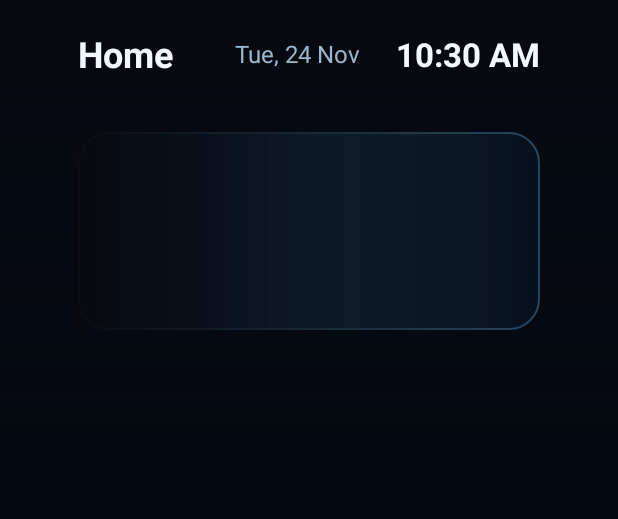
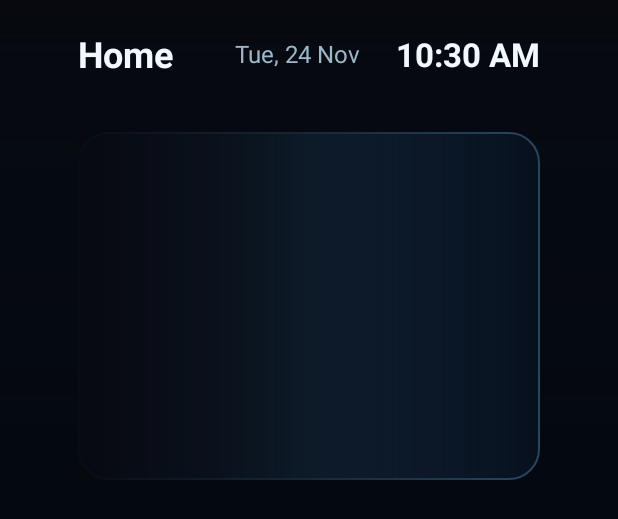
Before and after one commit to ItzmrRohxn/GoogleTV-Home, an Android app: the layout activity_main.xml on its own in the app's theme, with its tools: preview values and no code run, on a phone screen of 412 x 824 dp. Shown: the top 519 px of the screen. Run offline under Robolectric (Android 15) with nearby library versions, the phone set to English and light mode, and no system bars.

Commit message:
Expand cinematic Apple TV-style hero shelf

```diff
--- a/app/src/main/res/layout/activity_main.xml
+++ b/app/src/main/res/layout/activity_main.xml
@@ -40,7 +40,7 @@
             <FrameLayout
                 android:id="@+id/banner"
                 android:layout_width="match_parent"
-                android:layout_height="132dp"
+                android:layout_height="232dp"
                 android:layout_marginLeft="@dimen/screen_margin"
                 android:layout_marginRight="@dimen/screen_margin"
                 android:background="@drawable/bg_banner"
@@ -85,7 +85,7 @@
                         android:maxLines="1"
                         android:ellipsize="end"
                         android:textColor="@color/text_primary"
-                        android:textSize="30sp"
+                        android:textSize="34sp"
                         android:textStyle="bold" />
 
                     <TextView
```
